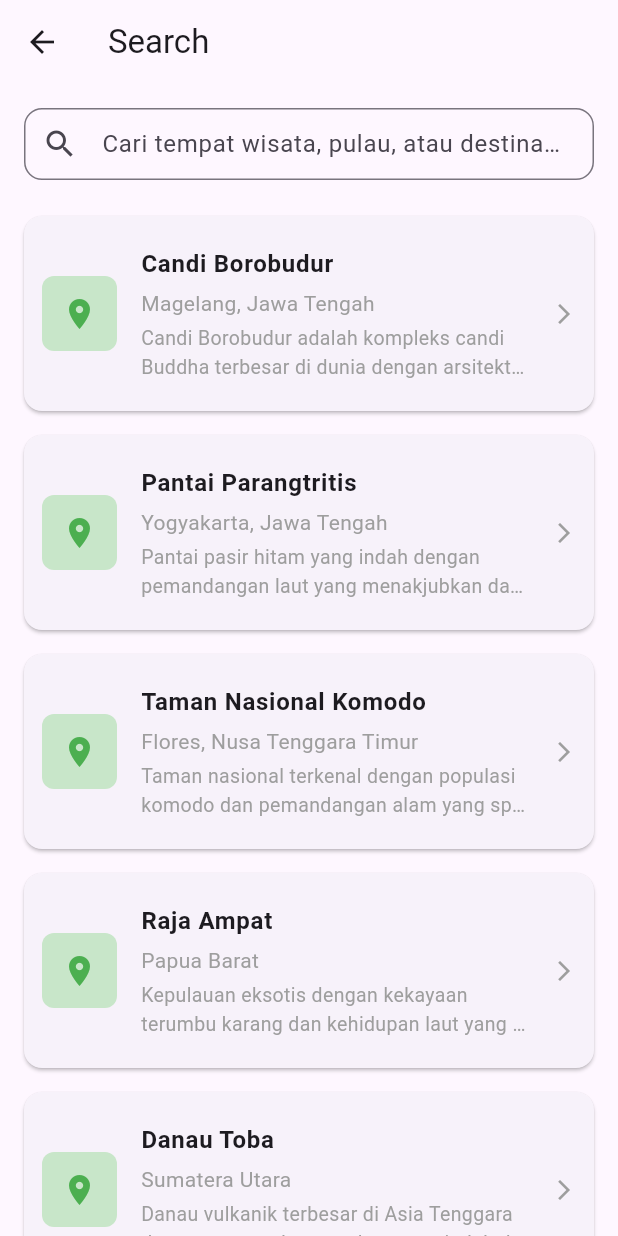
After one commit to Steven3004/Tugas_Kelompok_PAB_IF31, a Flutter app: the HomeScreen screen opened directly, after a tap on "Cari Tempat Wisata", on a phone screen of 412 x 824 dp. The commit adds this screen. Run offline on Flutter 3.47's test engine with Material 3 defaults, Android fonts, the phone set to English and light mode, and no system bars; our stand-ins replace shared_preferences; accounts and stored records are empty.

Commit message:
search_screen

```diff
--- a/projek_uas/lib/screen/home_screen.dart
+++ b/projek_uas/lib/screen/home_screen.dart
@@ -2,6 +2,7 @@ import 'package:flutter/material.dart';
 import 'package:shared_preferences/shared_preferences.dart';
 import 'sign_in_screen.dart';
 import 'detail_screen.dart';
+import 'search_screen.dart';
 
 class HomeScreen extends StatefulWidget {
   const HomeScreen({super.key});
@@ -32,6 +33,7 @@ class _HomeScreenState extends State<HomeScreen> {
       (route) => false,
     );
   }
+
 
   @override
   void initState() {
@@ -75,6 +77,19 @@ class _HomeScreenState extends State<HomeScreen> {
                 );
               },
             ),
+            const SizedBox(height: 16),
+            ElevatedButton.icon(
+              icon: const Icon(Icons.location_on),
+              label: const Text('Cari Tempat Wisata'),
+              onPressed: () {
+                Navigator.push(
+                  context,
+                  MaterialPageRoute(
+                    builder: (_) => const SearchScreen(),
+                  ),
+                );
+              },
+            ),
           ],
         ),
       ),
--- /dev/null
+++ b/projek_uas/lib/screen/search_screen.dart
@@ -0,0 +1,246 @@
+import 'package:flutter/material.dart';
+import 'detail_screen.dart';
+
+class SearchScreen extends StatefulWidget {
+  const SearchScreen({super.key});
+
+  @override
+  State<SearchScreen> createState() => _SearchScreenState();
+}
+
+class _SearchScreenState extends State<SearchScreen> {
+  final TextEditingController _searchController = TextEditingController();
+  List<SearchItem> filteredItems = [];
+  List<SearchItem> allItems = [
+    SearchItem(
+      id: '1',
+      title: 'Candi Borobudur',
+      subtitle: 'Magelang, Jawa Tengah',
+      imageUrl: '',
+      description: 'Candi Borobudur adalah kompleks candi Buddha terbesar di dunia dengan arsitektur yang megah dan relief yang indah.',
+    ),
+    SearchItem(
+      id: '2',
+      title: 'Pantai Parangtritis',
+      subtitle: 'Yogyakarta, Jawa Tengah',
+      imageUrl: '',
+      description: 'Pantai pasir hitam yang indah dengan pemandangan laut yang menakjubkan dan aktivitas wisata air yang seru.',
+    ),
+    SearchItem(
+      id: '3',
+      title: 'Taman Nasional Komodo',
+      subtitle: 'Flores, Nusa Tenggara Timur',
+      imageUrl: '',
+      description: 'Taman nasional terkenal dengan populasi komodo dan pemandangan alam yang spektakuler serta diving yang world-class.',
+    ),
+    SearchItem(
+      id: '4',
+      title: 'Raja Ampat',
+      subtitle: 'Papua Barat',
+      imageUrl: '',
+      description: 'Kepulauan eksotis dengan kekayaan terumbu karang dan kehidupan laut yang memukau, surga bagi penyelam dan snorkeler.',
+    ),
+    SearchItem(
+      id: '5',
+      title: 'Danau Toba',
+      subtitle: 'Sumatera Utara',
+      imageUrl: '',
+      description: 'Danau vulkanik terbesar di Asia Tenggara dengan pemandangan alam yang indah dan budaya Batak yang kaya.',
+    ),
+    SearchItem(
+      id: '6',
+      title: 'Gunung Bromo',
+      subtitle: 'Jawa Timur',
+      imageUrl: '',
+      description: 'Gunung berapi aktif yang terkenal dengan pemandangan sunrise spektakuler dan lautan pasir yang memukau.',
+    ),
+  ];
+
+  @override
+  void initState() {
+    super.initState();
+    filteredItems = allItems;
+    _searchController.addListener(_filterItems);
+  }
+
+  void _filterItems() {
+    final query = _searchController.text.toLowerCase();
+    setState(() {
+      if (query.isEmpty) {
+        filteredItems = allItems;
+      } else {
+        filteredItems = allItems
+            .where((item) =>
+                item.title.toLowerCase().contains(query) ||
+                item.subtitle.toLowerCase().contains(query) ||
+                item.description.toLowerCase().contains(query))
+            .toList();
+      }
+    });
+  }
+
+  void _openDetailScreen(SearchItem item) {
+    Navigator.push(
+      context,
+      MaterialPageRoute(
+        builder: (_) => DetailScreen(
+          title: item.title,
+          subtitle: item.subtitle,
+          imageUrl: item.imageUrl,
+          description: item.description,
+        ),
+      ),
+    );
+  }
+
+  @override
+  void dispose() {
+    _searchController.dispose();
+    super.dispose();
+  }
+
+  @override
+  Widget build(BuildContext context) {
+    return Scaffold(
+      appBar: AppBar(
+        title: const Text('Search'),
+        elevation: 0,
+      ),
+      body: Column(
+        children: [
+          Padding(
+            padding: const EdgeInsets.all(16.0),
+            child: TextField(
+              controller: _searchController,
+              decoration: InputDecoration(
+                hintText: 'Cari tempat wisata, pulau, atau destinasi...',
+                prefixIcon: const Icon(Icons.search),
+                suffixIcon: _searchController.text.isNotEmpty
+                    ? IconButton(
+                        icon: const Icon(Icons.clear),
+                        onPressed: () {
+                          _searchController.clear();
+                          _filterItems();
+                        },
+                      )
+                    : null,
+                border: OutlineInputBorder(
+                  borderRadius: BorderRadius.circular(12),
+                ),
+                contentPadding: const EdgeInsets.symmetric(horizontal: 16, vertical: 12),
+              ),
+              onChanged: (_) => setState(() {}),
+            ),
+          ),
+          Expanded(
+            child: filteredItems.isEmpty
+                ? Center(
+                    child: Column(
+                      mainAxisAlignment: MainAxisAlignment.center,
+                      children: [
+                        Icon(
+                          Icons.search_off,
+                          size: 64,
+                          color: Colors.grey[400],
+                        ),
+                        const SizedBox(height: 16),
+                        Text(
+                          _searchController.text.isEmpty
+                              ? 'Mulai cari tempat wisata yang ingin Anda kunjungi'
+                              : 'Tidak ada tempat wisata yang sesuai',
+                          style: TextStyle(
+                            fontSize: 16,
+                            color: Colors.grey[600],
+                          ),
+                        ),
+                      ],
+                    ),
+                  )
+                : ListView.builder(
+                    itemCount: filteredItems.length,
+                    itemBuilder: (context, index) {
+                      final item = filteredItems[index];
+                      return _SearchResultCard(
+                        item: item,
+                        onTap: () => _openDetailScreen(item),
+                      );
+                    },
+                  ),
+          ),
+        ],
+      ),
+    );
+  }
+}
+
+class SearchItem {
+  final String id;
+  final String title;
+  final String subtitle;
+  final String imageUrl;
+  final String description;
+
+  SearchItem({
+    required this.id,
+    required this.title,
+    required this.subtitle,
+    required this.imageUrl,
+    required this.description,
+  });
+}
+
+class _SearchResultCard extends StatelessWidget {
+  final SearchItem item;
+  final VoidCallback onTap;
+
+  const _SearchResultCard({
+    required this.item,
+    required this.onTap,
+  });
+
+  @override
+  Widget build(BuildContext context) {
+    return Card(
+      margin: const EdgeInsets.symmetric(horizontal: 16, vertical: 8),
+      child: ListTile(
+        contentPadding: const EdgeInsets.all(12),
+        leading: Container(
+          width: 50,
+          height: 50,
+          decoration: BoxDecoration(
+            color: Colors.green[100],
+            borderRadius: BorderRadius.circular(8),
+          ),
+          child: const Icon(Icons.location_on, color: Colors.green),
+        ),
+        title: Text(
+          item.title,
+          style: const TextStyle(fontWeight: FontWeight.w600, fontSize: 16),
+          maxLines: 1,
+          overflow: TextOverflow.ellipsis,
+        ),
+        subtitle: Column(
+          crossAxisAlignment: CrossAxisAlignment.start,
+          children: [
+            const SizedBox(height: 4),
+            Text(
+              item.subtitle,
+              style: const TextStyle(fontSize: 14, color: Colors.grey),
+              maxLines: 1,
+              overflow: TextOverflow.ellipsis,
+            ),
+            const SizedBox(height: 4),
+            Text(
+              item.description,
+              style: const TextStyle(fontSize: 13, color: Colors.grey),
+              maxLines: 2,
+              overflow: TextOverflow.ellipsis,
+            ),
+          ],
+        ),
+        trailing: const Icon(Icons.arrow_forward_ios, size: 16, color: Colors.grey),
+        onTap: onTap,
+      ),
+    );
+  }
+}
```
